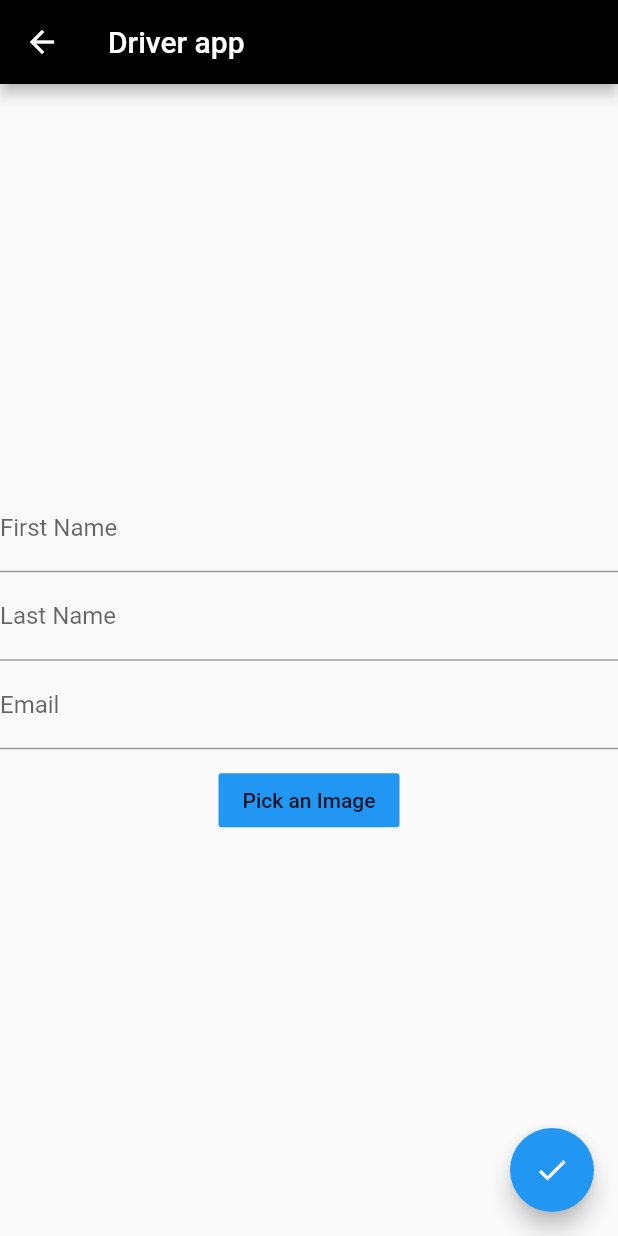
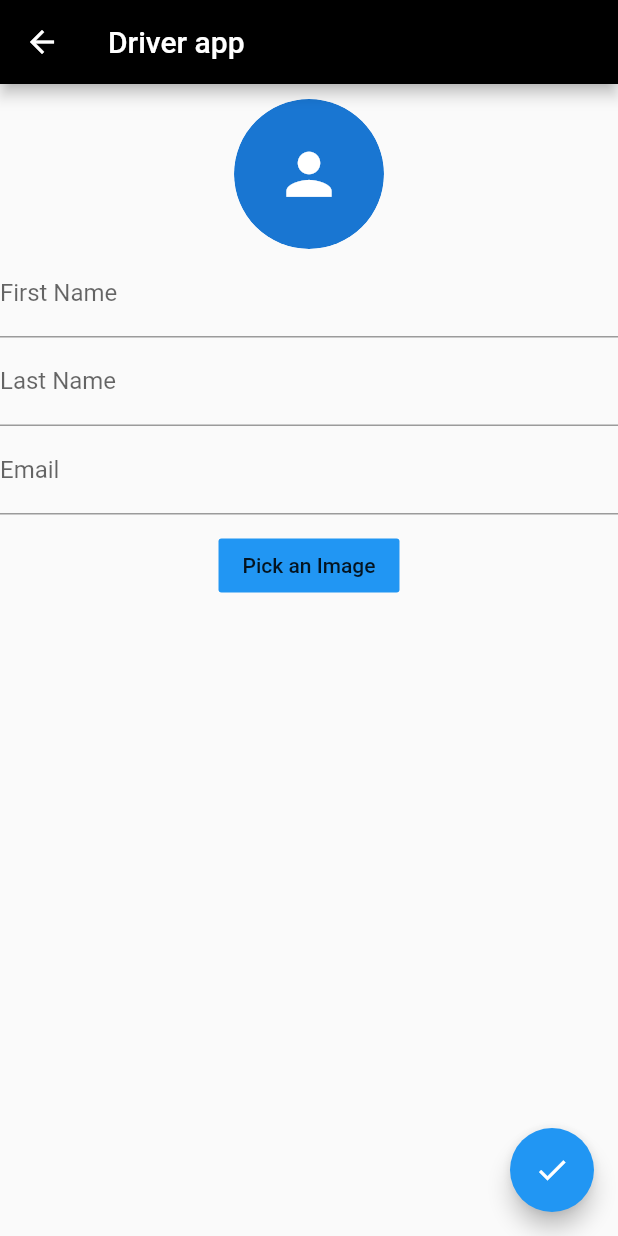
Before and after one commit to mernabobakr/driver_mobapp, a Flutter app: the SignUpPage screen opened by its route, after a tap on "Pick an Image", on a phone screen of 412 x 824 dp. Run offline on Flutter 3.47's test engine with Material 2 defaults, Android fonts, the phone set to English and light mode, and no system bars; our stand-ins replace firebase_storage, google_fonts, image_cropper, image_picker, shared_preferences; accounts and stored records are empty; Roboto replaces fonts that are missing (Ubuntu).

Commit message:
fix app crash when opening crop screen

```diff
--- a/busapp/lib/Screens/Signup.dart
+++ b/busapp/lib/Screens/Signup.dart
@@ -1,16 +1,17 @@
+import 'dart:convert';
 import 'dart:io';
 
+import 'package:busapp/models/credentials.dart';
+import 'package:busapp/models/driver_signup_model.dart';
 import 'package:firebase_storage/firebase_storage.dart';
 import 'package:flutter/material.dart';
+import 'package:http/http.dart' as http;
 import 'package:image_cropper/image_cropper.dart';
 import 'package:image_picker/image_picker.dart';
-import 'package:busapp/models/driver_signup_model.dart';
-import 'package:busapp/models/credentials.dart';
-import 'package:http/http.dart' as http;
-import 'dart:convert';
+
+import '../models/general_helper.dart' as hlp;
+import '../services/driver_service.dart' as driverService;
 import 'TripScreen.dart';
-import '../services/driver_service.dart' as driverService;
-import '../models/general_helper.dart' as hlp;
 
 class SignUpPage extends StatefulWidget {
   static final String id = 'signup';
@@ -20,8 +21,9 @@ class SignUpPage extends StatefulWidget {
 }
 
 class _SignupPageState extends State<SignUpPage> {
-  File _image;
-  bool _IdIsFound=false; //to check what kind of request we would do , post request or put request
+  File image;
+  bool _IdIsFound =
+      false; //to check what kind of request we would do , post request or put request
   bool _isLoading = true;
   String _token;
   final _lastNameFocus = FocusNode();
@@ -38,23 +40,24 @@ DriverSignupModel driverModel = DriverSignupModel();
     if (response.statusCode == 200) {
       var bodyMap = JsonDecoder().convert(response.body);
       Credentials.driverId = bodyMap["driverId"].toString();
-     this._IdIsFound=true; //so we would make post request instead of post request
+      this._IdIsFound =
+          true; //so we would make post request instead of post request
     }
     setState(() {
       this._isLoading = false;
     });
+  }
 
-  }
   void submitForm() {
     print("offfffffff");
     this._formKey.currentState.save();
     print(this.driverModel.getFirstName());
-  Function fun =driverService.signUp;
+    Function fun = driverService.signUp;
     setState(() {
       this._isLoading = true;
     });
-if (this._IdIsFound ==true){
-  fun =driverService.signUp;
+    if (this._IdIsFound == true) {
+      fun = driverService.signUp;
     }
     fun(this.driverModel, this._token).then((response) {
       setState(() {
@@ -75,6 +78,7 @@ if (this._IdIsFound ==true){
       });
     });
   }
+
   @override
   Widget build(BuildContext context) {
     return Scaffold(
@@ -82,16 +86,37 @@ if (this._IdIsFound ==true){
         title: new Text('Driver app'),
       ),
       //resizeToAvoidBottomPadding: false,
-        body: Center(
-        child: Form(
+      body: Form(
         key: this._formKey,
-
         child: SingleChildScrollView(
-
           child: Column(
             crossAxisAlignment: CrossAxisAlignment.center,
-              mainAxisAlignment: MainAxisAlignment.center,
+            mainAxisAlignment: MainAxisAlignment.start,
             children: <Widget>[
+              const SizedBox(
+                height: 10,
+              ),
+              //you can customize its size as you want OR you can remove it too :D
+              ClipRRect(
+                borderRadius: BorderRadius.all(Radius.circular(100)),
+                child: image == null
+                    ? CircleAvatar(
+                        radius: 50,
+                        child: IconButton(
+                          onPressed: () {},
+                          icon: Icon(
+                            Icons.person,
+                          ),
+                          iconSize: 45,
+                        ),
+                      )
+                    : Image.file(
+                        image,
+                        height: 120,
+                        width: 120,
+                        fit: BoxFit.cover,
+                      ),
+              ),
               TextFormField(
                 decoration: InputDecoration(labelText: "First Name"),
                 onSaved: (val) {
@@ -99,8 +124,7 @@ if (this._IdIsFound ==true){
                 },
                 textInputAction: TextInputAction.next,
                 onFieldSubmitted: (_) {
-                    FocusScope.of(context)
-                        .requestFocus(this._lastNameFocus);
+                  FocusScope.of(context).requestFocus(this._lastNameFocus);
                 },
               ),
               TextFormField(
@@ -110,16 +134,13 @@ if (this._IdIsFound ==true){
                 initialValue: this.driverModel.getLastName(),
                 focusNode: this._lastNameFocus,
                 onSaved: (val) {
-                    this.driverModel.setLastName(val) ;
+                  this.driverModel.setLastName(val);
                 },
                 textInputAction: TextInputAction.next,
                 onFieldSubmitted: (_) {
-
-                    FocusScope.of(context)
-                        .requestFocus(this._emailFocus);
+                  FocusScope.of(context).requestFocus(this._emailFocus);
                 },
               ),
-
               TextFormField(
                 decoration: InputDecoration(
                   labelText: "Email",
@@ -127,39 +148,38 @@ if (this._IdIsFound ==true){
                 initialValue: this.driverModel.getEmail(),
                 focusNode: this._emailFocus,
                 onSaved: (val) {
-                    this.driverModel.setEmail(val) ;
+                  this.driverModel.setEmail(val);
                 },
                 textInputAction: TextInputAction.next,
                 onFieldSubmitted: (_) {
-
-                    FocusScope.of(context)
-                        .requestFocus(this._emailFocus);
+                  FocusScope.of(context).requestFocus(this._emailFocus);
                 },
               ),
-
-
-                SizedBox(height: 10),
+              const SizedBox(height: 10),
               FlatButton(
                 color: Theme.of(context).primaryColor,
                 child: Text("Pick an Image"),
                 onPressed: () async {
-
-                    File _image = await ImagePicker.pickImage(
-                        source: ImageSource.gallery);
+                  ImagePicker imagePicker = ImagePicker();
+                  PickedFile _image =
+                      await imagePicker.getImage(source: ImageSource.gallery);
+                  if (_image == null)
+                    return; //add this condition so if user didn't select any image
 
                   File _cropped = await ImageCropper.cropImage(
-                        sourcePath: _image.path);
+                      sourcePath: _image.path,
                       toolbarColor: Theme.of(context).primaryColor,
                       statusBarColor: Theme.of(context).primaryColor,
                       toolbarWidgetColor: Colors.white,
                       toolbarTitle: 'Crop It');
-                    String path =
-                        'images/${DateTime.now().toString()}.jpg';
-                    _uploadTask = this
-                        ._firebaseStorage
-                        .ref()
-                        .child(path)
-                        .putFile(_cropped);
+                  //If the user didn't crop image then use original image that is picked from gallery
+                  if (_cropped == null) {
+                    _cropped = File(_image.path);
+                  }
+                  image = _cropped;
+                  String path = 'images/${DateTime.now().toString()}.jpg';
+                  _uploadTask =
+                      this._firebaseStorage.ref().child(path).putFile(_cropped);
                   _uploadTask.onComplete.then((_) async {
                     this.driverModel.setPictureUrl(await this
                         ._firebaseStorage
@@ -172,9 +192,7 @@ if (this._IdIsFound ==true){
                   setState(() {});
                 },
               ),
-
             ],
-            ),
           ),
         ),
       ),
--- a/busapp/pubspec.yaml
+++ b/busapp/pubspec.yaml
@@ -9,8 +9,8 @@ environment:
 dependencies:
   flutter:
     sdk: flutter
-  shared_preferences: ^0.5.7+3
-  image_picker: ^0.6.2
+  shared_preferences: ^0.5.8
+  image_picker: ^0.6.7+4
   image_cropper: 1.0.2
   path: ^1.6.4
   http: ^0.12.1
```
Also changed, not shown: 3 other files. Lines whose indentation alone changed are shown as unchanged.
